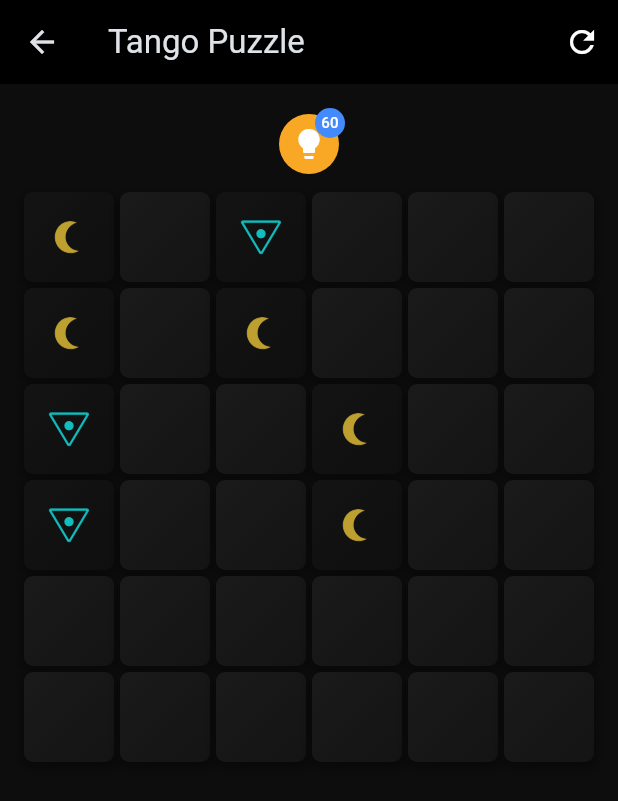
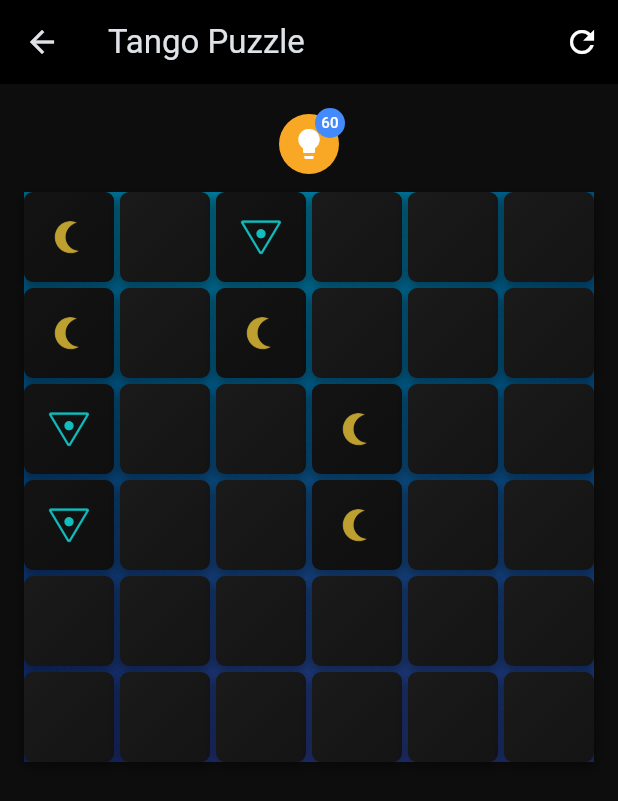
Before and after one commit to frcc24/prisma24, a Flutter app: the TangoBoardPage screen opened by its route, on a phone screen of 412 x 824 dp. Shown: the top 801 px of the screen. Run offline on Flutter 3.47's test engine with Material 3 defaults, Android fonts, the phone set to English and light mode, and no system bars; our stand-ins replace audioplayers, cloud_firestore, equatable, firebase_core, flutter_riverpod, get and 3 more; accounts and stored records are empty.

Commit message:
Add gradient background to Tango board

```diff
--- a/lib/presentation/pages/tango_game/tango_board_page.dart
+++ b/lib/presentation/pages/tango_game/tango_board_page.dart
@@ -93,8 +93,15 @@ class TangoBoardPage extends StatelessWidget {
                     final double tileSize =
                         (constraints.maxWidth - totalSpacing) / n;
 
-                    return Stack(
-                      children: [
+                    return Container(
+                      decoration: const BoxDecoration(
+                        image: DecorationImage(
+                          image: AssetImage('assets/images/ui/bg_gradient.png'),
+                          fit: BoxFit.cover,
+                        ),
+                      ),
+                      child: Stack(
+                        children: [
                         // 1) Grid de tiles
                         GridView.builder(
                           physics: const NeverScrollableScrollPhysics(),
@@ -185,9 +192,10 @@ class TangoBoardPage extends StatelessWidget {
                           }
                         }).toList(),
                       ],
-                    );
-                  },
-                );
+                    ),
+                  );
+                },
+              );
               }),
             ),
           ),
```
